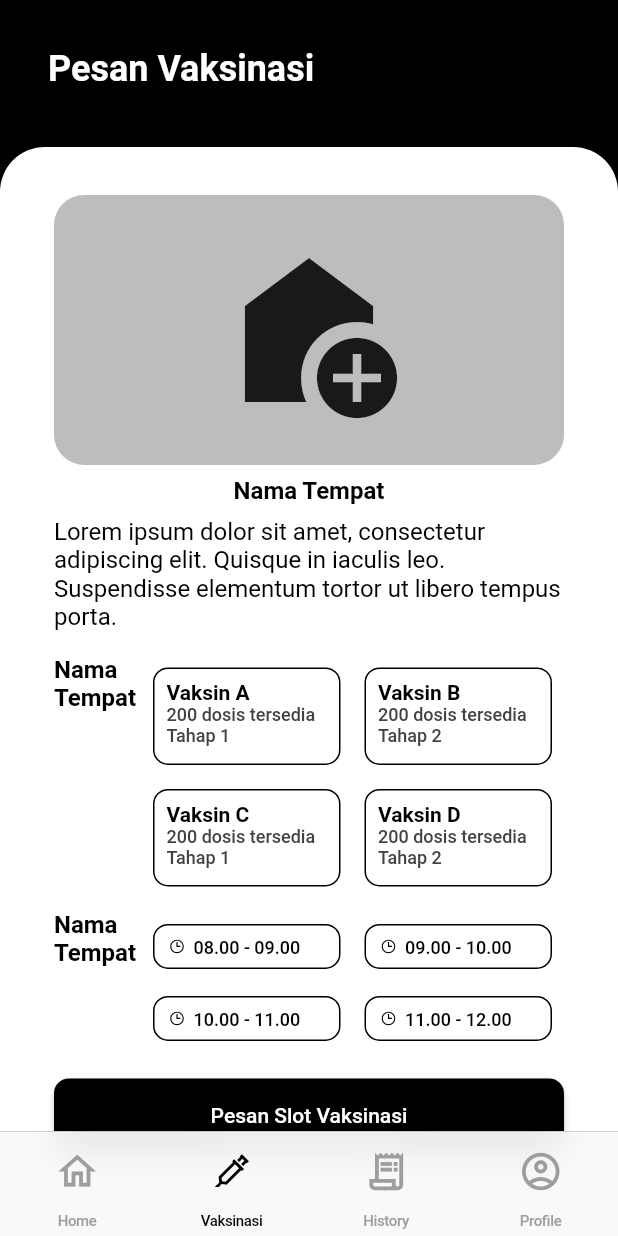
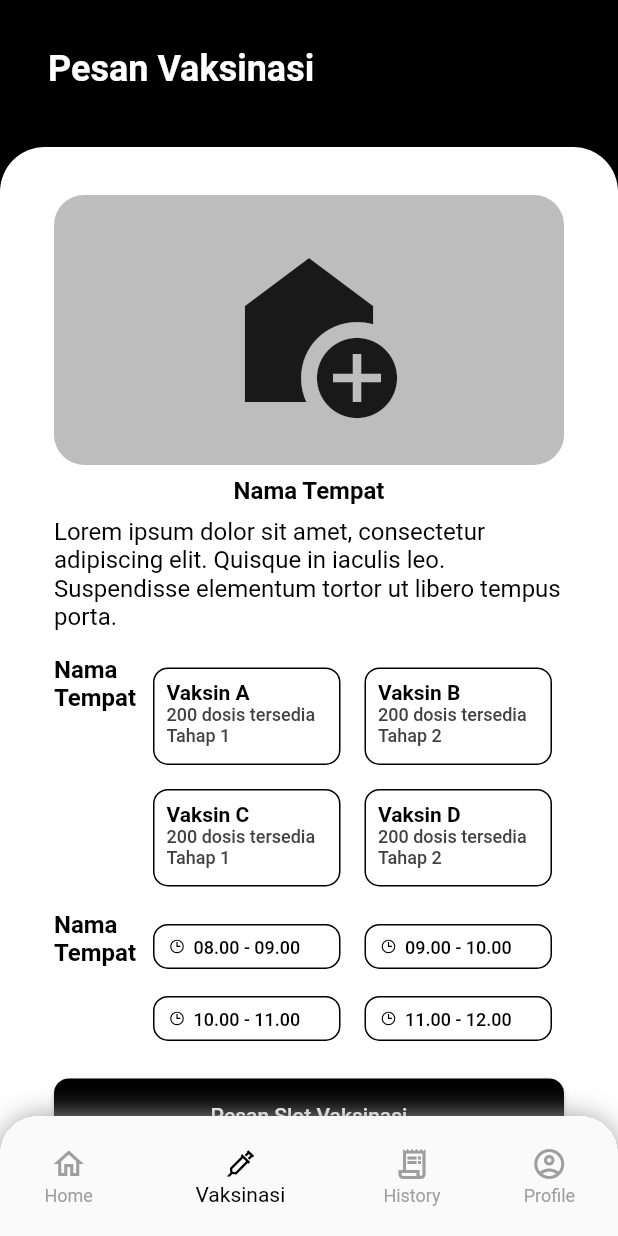
Before and after one commit to CapstoneProjectAlterra/Flutter, a Flutter app: the BotNavBar screen opened directly, item 2 of the bottom bar chosen, after a tap on the "add home" icon, on a phone screen of 412 x 824 dp. Run offline on Flutter 3.47's test engine with Material 2 defaults, Android fonts, the phone set to English and light mode, and no system bars; our stand-ins replace dotted_border, double_back_to_close, flutter_svg, fluttertoast, line_icons.

Commit message:
Persistent bottom navigation bar

```diff
--- a/lib/components/botnavbar.dart
+++ b/lib/components/botnavbar.dart
@@ -1,11 +1,7 @@
-import 'package:double_back_to_close/double_back_to_close.dart';
-import 'package:flutter/cupertino.dart';
 import 'package:flutter/material.dart';
 import 'package:line_icons/line_icons.dart';
-import 'package:vaccine_booking/view/history/history_screen.dart';
-import 'package:vaccine_booking/view/home/home_screen.dart';
-import 'package:vaccine_booking/view/profile/profile_screen.dart';
-import 'package:vaccine_booking/view/vaksinasi/vaksinasi_screen.dart';
+
+import 'tab_navigator.dart';
 
 class BotNavBar extends StatefulWidget {
   const BotNavBar({Key? key}) : super(key: key);
@@ -15,45 +11,72 @@ class BotNavBar extends StatefulWidget {
 }
 
 class _BotNavBarState extends State<BotNavBar> {
-  final GlobalKey<NavigatorState> firstTabNavKey = GlobalKey<NavigatorState>();
-  final GlobalKey<NavigatorState> secondTabNavKey = GlobalKey<NavigatorState>();
-  final GlobalKey<NavigatorState> thirdTabNavKey = GlobalKey<NavigatorState>();
-  final GlobalKey<NavigatorState> fourthTabNavKey = GlobalKey<NavigatorState>();
+  String _currentPage = "Screen1";
+  List<String> pageKeys = ["Screen1", "Screen2", "Screen3", "Screen4"];
+  int _selectedIndex = 0;
+  final Map<String, GlobalKey<NavigatorState>> _navigatorKeys = {
+    "Screen1": GlobalKey<NavigatorState>(),
+    "Screen2": GlobalKey<NavigatorState>(),
+    "Screen3": GlobalKey<NavigatorState>(),
+    "Screen4": GlobalKey<NavigatorState>(),
+  };
 
-  late CupertinoTabController tabController;
-
-  @override
-  void initState() {
-    super.initState();
-    tabController = CupertinoTabController(initialIndex: 0);
+  void _selectTab(String tabItem, int index) {
+    setState(() {
+      _currentPage = pageKeys[index];
+      _selectedIndex = index;
+    });
   }
 
   @override
   Widget build(BuildContext context) {
-    final listOfKeys = [
-      firstTabNavKey,
-      secondTabNavKey,
-      thirdTabNavKey,
-      fourthTabNavKey
-    ];
-    List listScreen = [
-      const HomeScreen(),
-      const VaksinasiScreen(),
-      const HistoryScreen(),
-      const ProfileScreen()
-    ];
-    return SafeArea(
-      child: WillPopScope(
+    return WillPopScope(
       onWillPop: () async {
-          return !await listOfKeys[tabController.index]
-              .currentState!
-              .maybePop();
+        return !await _navigatorKeys[_currentPage]!.currentState!.maybePop();
       },
-        child: CupertinoTabScaffold(
-            controller: tabController,
-            tabBar: CupertinoTabBar(
-              height: 70,
-              items: const <BottomNavigationBarItem>[
+      child: Scaffold(
+        body: Stack(
+          alignment: Alignment.bottomCenter,
+          children: [
+            _buildOffstageNavigator("Screen1"),
+            _buildOffstageNavigator("Screen2"),
+            _buildOffstageNavigator("Screen3"),
+            _buildOffstageNavigator("Screen4"),
+            Container(
+              decoration: const BoxDecoration(
+                color: Colors.white,
+                borderRadius: BorderRadius.only(
+                    topLeft: Radius.circular(30),
+                    topRight: Radius.circular(30),
+                    bottomLeft: Radius.circular(0),
+                    bottomRight: Radius.circular(0)),
+                boxShadow: [
+                  BoxShadow(
+                      offset: Offset(0.0, 1.00),
+                      blurRadius: 15,
+                      color: Colors.grey,
+                      spreadRadius: 1.00),
+                ],
+              ),
+              height: 80,
+              child: ClipRRect(
+                clipBehavior: Clip.hardEdge,
+                borderRadius: const BorderRadius.only(
+                    topLeft: Radius.circular(25),
+                    topRight: Radius.circular(25),
+                    bottomLeft: Radius.circular(0),
+                    bottomRight: Radius.circular(0)),
+                child: BottomNavigationBar(
+                  showSelectedLabels: true,
+                  showUnselectedLabels: true,
+                  backgroundColor: const Color.fromRGBO(255, 255, 255, 50),
+                  selectedItemColor: Colors.black,
+                  unselectedItemColor: Colors.grey,
+                  onTap: (int index) {
+                    _selectTab(pageKeys[index], index);
+                  },
+                  currentIndex: _selectedIndex,
+                  items: const [
                     BottomNavigationBarItem(
                       activeIcon: Icon(
                         Icons.home,
@@ -97,22 +120,23 @@ class _BotNavBarState extends State<BotNavBar> {
                         color: Colors.grey,
                       ),
                       label: 'Profile',
+                    )
+                  ],
                 ),
+              ),
+            )
           ],
-              activeColor: Colors.black,
-              inactiveColor: Colors.grey,
         ),
-            tabBuilder: (BuildContext context, int index) {
-              return DoubleBack(
-                message: "Press back again to exit",
-                child: CupertinoTabView(
-                  navigatorKey: listOfKeys[index],
-                  builder: (context) {
-                    return listScreen[index];
-                  },
       ),
     );
-            }),
+  }
+
+  Widget _buildOffstageNavigator(String tabItem) {
+    return Offstage(
+      offstage: _currentPage != tabItem,
+      child: TabNavigator(
+        navigatorKey: _navigatorKeys[tabItem]!,
+        tabItem: tabItem,
       ),
     );
   }
--- /dev/null
+++ b/lib/components/tab_navigator.dart
@@ -0,0 +1,34 @@
+import 'package:flutter/material.dart';
+import 'package:vaccine_booking/view/history/history_screen.dart';
+import 'package:vaccine_booking/view/home/home_screen.dart';
+import 'package:vaccine_booking/view/profile/profile_screen.dart';
+import 'package:vaccine_booking/view/vaksinasi/vaksinasi_screen.dart';
+
+class TabNavigator extends StatelessWidget {
+  final GlobalKey<NavigatorState> navigatorKey;
+  final String tabItem;
+  const TabNavigator(
+      {Key? key, required this.navigatorKey, required this.tabItem})
+      : super(key: key);
+
+  @override
+  Widget build(BuildContext context) {
+    Widget? child;
+    if (tabItem == "Screen1") {
+      child = const HomeScreen();
+    } else if (tabItem == "Screen2") {
+      child = const VaksinasiScreen();
+    } else if (tabItem == "Screen3") {
+      child = const HistoryScreen();
+    } else if (tabItem == "Screen4") {
+      child = const ProfileScreen();
+    }
+
+    return Navigator(
+      key: navigatorKey,
+      onGenerateRoute: (routeSettings) {
+        return MaterialPageRoute(builder: (context) => child!);
+      },
+    );
+  }
+}
--- a/lib/view/history/detail_history_screen.dart
+++ b/lib/view/history/detail_history_screen.dart
@@ -92,7 +92,7 @@ class _DetailHistoryScreenState extends State<DetailHistoryScreen> {
                       ],
                     ),
                     Positioned(
-                      bottom: 31,
+                      bottom: 30,
                       child: DottedBorder(
                         customPath: (size) {
                           return Path()
@@ -120,7 +120,7 @@ class _DetailHistoryScreenState extends State<DetailHistoryScreen> {
                         },
                         color: Colors.black,
                         dashPattern: const [8, 5],
-                        strokeWidth: 2,
+                        strokeWidth: 1,
                         child: Container(
                           width: MediaQuery.of(context).size.width * 0.84,
                           height: 250,
--- a/lib/view/home/home_screen.dart
+++ b/lib/view/home/home_screen.dart
@@ -2,6 +2,8 @@ import 'package:flutter/material.dart';
 import 'package:line_icons/line_icon.dart';
 import 'package:line_icons/line_icons.dart';
 import 'package:vaccine_booking/components/constants.dart';
+import 'package:vaccine_booking/components/navigator_slide_transition.dart';
+import 'package:vaccine_booking/view/history/history_screen.dart';
 
 class HomeScreen extends StatefulWidget {
   const HomeScreen({Key? key}) : super(key: key);
@@ -129,7 +131,7 @@ class _HomeScreenState extends State<HomeScreen> {
                         child: newsListView(),
                       ),
                       const SizedBox(
-                        height: 64,
+                        height: 95,
                       ),
                     ],
                   ),
@@ -151,7 +153,14 @@ class _HomeScreenState extends State<HomeScreen> {
       scrollDirection: Axis.vertical,
       itemCount: 6,
       itemBuilder: (context, index) {
-        return Row(
+        return GestureDetector(
+          onTap: () {
+            Navigator.of(context).push(
+              NavigatorSlideTransition(
+                  child: const HistoryScreen(), direction: AxisDirection.right),
+            );
+          },
+          child: Row(
             children: [
               Container(
                 height: 80,
@@ -216,6 +225,7 @@ class _HomeScreenState extends State<HomeScreen> {
                 ],
               ),
             ],
+          ),
         );
       },
     );
```
Also changed, not shown: lib/model/login_model.dart (added, +10 -0 lines), lib/model/user_model.dart (deleted, +0 -14 lines), lib/view/authentikasi/login_screen.dart (+62 -5 lines), lib/view/authentikasi/register_screen.dart (+33 -10 lines). Lines whose indentation alone changed are shown as unchanged.
